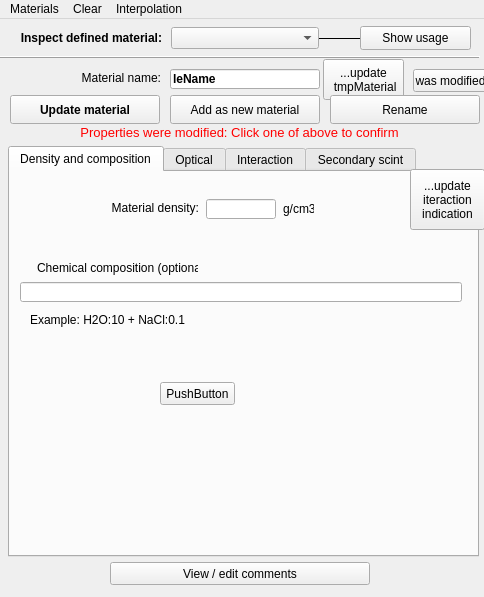
Old version of the form src/gui/materialinspectorwindow.ui in the repository andrmor/ANTS2.
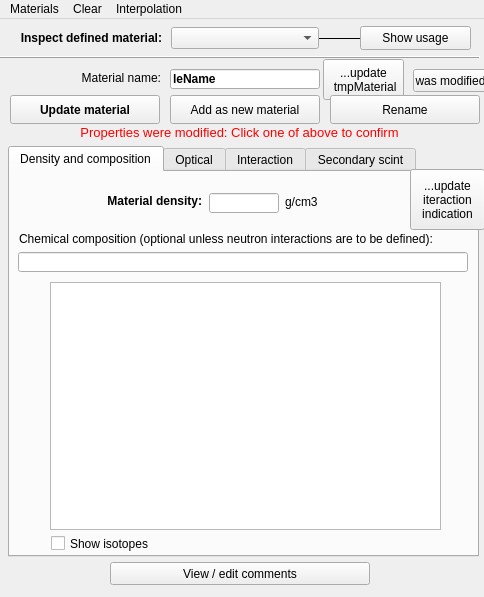
New version of the form. The open tabs and pages were chosen to show the change.

Diff of the .ui file:
```diff
--- a/src/gui/materialinspectorwindow.ui
+++ b/src/gui/materialinspectorwindow.ui
@@ -334,9 +334,9 @@
      <widget class="QLabel" name="label_22">
       <property name="geometry">
        <rect>
-        <x>273</x>
-        <y>29</y>
-        <width>31</width>
+        <x>275</x>
+        <y>22</y>
+        <width>91</width>
         <height>16</height>
        </rect>
       </property>
@@ -347,8 +347,8 @@
      <widget class="QLineEdit" name="ledDensity">
       <property name="geometry">
        <rect>
-        <x>196</x>
-        <y>27</y>
+        <x>199</x>
+        <y>21</y>
         <width>70</width>
         <height>20</height>
        </rect>
@@ -360,12 +360,18 @@
      <widget class="QLabel" name="label_21">
       <property name="geometry">
        <rect>
-        <x>93</x>
-        <y>28</y>
-        <width>96</width>
-        <height>16</height>
+        <x>41</x>
+        <y>19</y>
+        <width>151</width>
+        <height>20</height>
        </rect>
       </property>
+      <property name="font">
+       <font>
+        <weight>75</weight>
+        <bold>true</bold>
+       </font>
+      </property>
       <property name="text">
        <string>Material density:</string>
       </property>
@@ -376,9 +382,9 @@
      <widget class="QLineEdit" name="leMaterialComposition">
       <property name="geometry">
        <rect>
-        <x>10</x>
-        <y>110</y>
-        <width>442</width>
+        <x>8</x>
+        <y>80</y>
+        <width>450</width>
         <height>20</height>
        </rect>
       </property>
@@ -386,46 +392,87 @@
        <string>Elemental composition with the relative molar fractions.
 Can be used to automatically configure gamma interaction cross-sections and neutron scattering data.</string>
       </property>
-     </widget>
-     <widget class="QLabel" name="label_34">
-      <property name="geometry">
-       <rect>
-        <x>20</x>
-        <y>140</y>
-        <width>311</width>
-        <height>16</height>
-       </rect>
+      <property name="alignment">
+       <set>Qt::AlignCenter</set>
       </property>
-      <property name="text">
-       <string>Example: H2O:10 + NaCl:0.1</string>
+      <property name="readOnly">
+       <bool>true</bool>
       </property>
      </widget>
      <widget class="QLabel" name="label_64">
       <property name="geometry">
        <rect>
-        <x>27</x>
-        <y>88</y>
-        <width>161</width>
+        <x>9</x>
+        <y>59</y>
+        <width>431</width>
         <height>16</height>
        </rect>
       </property>
       <property name="text">
-       <string>Chemical composition (optional):</string>
+       <string>Chemical composition (optional unless neutron interactions are to be defined):</string>
       </property>
      </widget>
      <widget class="QPushButton" name="pushButton">
       <property name="geometry">
        <rect>
-        <x>150</x>
-        <y>210</y>
-        <width>75</width>
+        <x>7</x>
+        <y>78</y>
+        <width>452</width>
         <height>23</height>
        </rect>
       </property>
+      <property name="font">
+       <font>
+        <weight>75</weight>
+        <bold>true</bold>
+       </font>
+      </property>
       <property name="text">
-       <string>PushButton</string>
+       <string/>
       </property>
+      <property name="flat">
+       <bool>true</bool>
+      </property>
      </widget>
+     <widget class="QTreeWidget" name="trwChemicalComposition">
+      <property name="geometry">
+       <rect>
+        <x>40</x>
+        <y>110</y>
+        <width>391</width>
+        <height>248</height>
+       </rect>
+      </property>
+      <attribute name="headerVisible">
+       <bool>false</bool>
+      </attribute>
+      <column>
+       <property name="text">
+        <string>1</string>
+       </property>
+      </column>
+     </widget>
+     <widget class="QCheckBox" name="cbShowIsotopes">
+      <property name="geometry">
+       <rect>
+        <x>41</x>
+        <y>363</y>
+        <width>181</width>
+        <height>17</height>
+       </rect>
+      </property>
+      <property name="text">
+       <string>Show isotopes</string>
+      </property>
+     </widget>
+     <zorder>label_22</zorder>
+     <zorder>ledDensity</zorder>
+     <zorder>label_21</zorder>
+     <zorder>label_64</zorder>
+     <zorder>leMaterialComposition</zorder>
+     <zorder>pbModifyChemicalComposition</zorder>
+     <zorder>trwChemicalComposition</zorder>
+     <zorder>cbShowIsotopes</zorder>
     </widget>
     <widget class="QWidget" name="tab">
      <attribute name="title">
```
Left out of the diff: 4 changed lines with no effect on the pictures.
